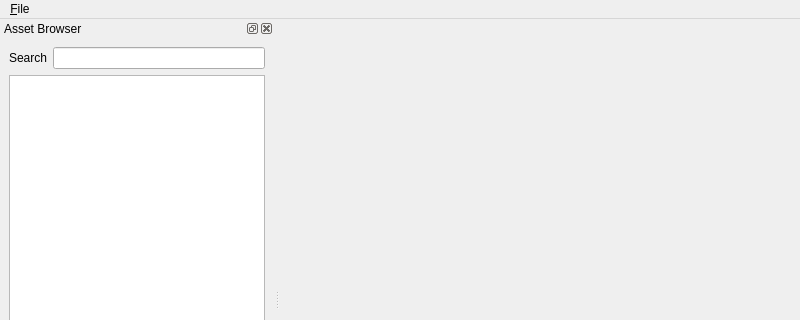
Old version of the form Editor/EdLauncher/mainwindow.ui in the repository marcellfischbach/CryoStorm; both pictures show x 0 to 800 and y 0 to 320 of the 800 by 600 pixel window.
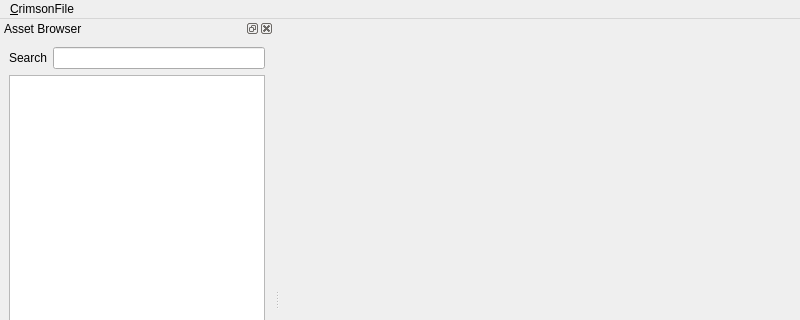
New version of the form.

Commit message: Renamed ce::file::File -> ce::CrimsonFile

```diff
--- a/Editor/EdLauncher/mainwindow.ui
+++ b/Editor/EdLauncher/mainwindow.ui
@@ -25,7 +25,7 @@
    </property>
    <widget class="QMenu" name="menu_File">
     <property name="title">
-     <string>&amp;File</string>
+     <string>&amp;CrimsonFile</string>
     </property>
     <addaction name="actionE_xit"/>
    </widget>
```
The commit also changes 28 other files.
